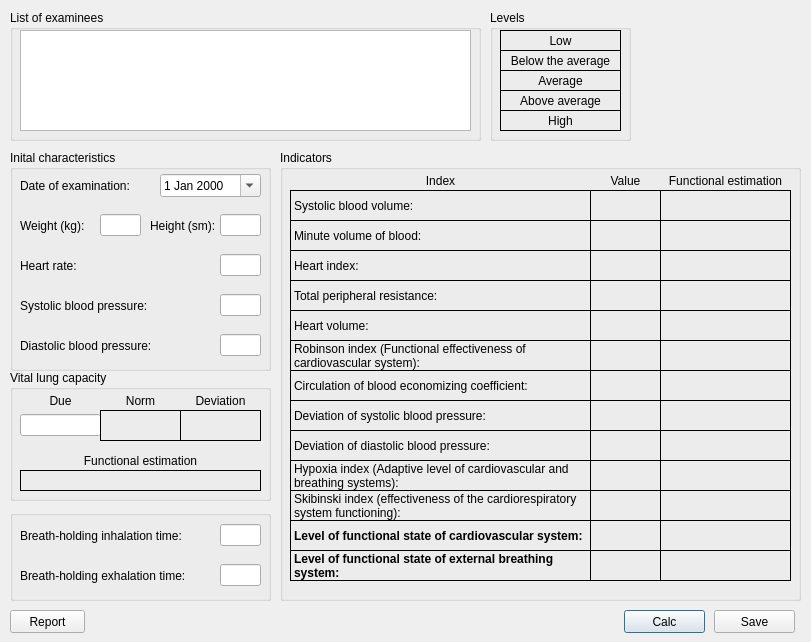
SeregaGomen/shvsm, file shvsm/shvsmintegralcreatedialog.ui: the form before one commit.
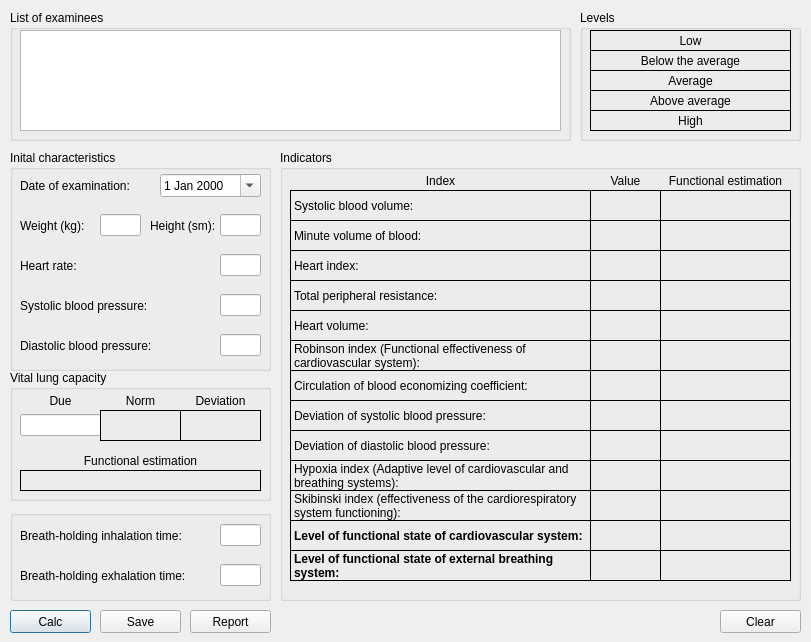
The form after the commit.

Diff of the .ui file:
```diff
--- a/shvsm/shvsmintegralcreatedialog.ui
+++ b/shvsm/shvsmintegralcreatedialog.ui
@@ -28,7 +28,7 @@
   <widget class="QPushButton" name="pbCalc">
    <property name="geometry">
     <rect>
-     <x>624</x>
+     <x>10</x>
      <y>610</y>
      <width>81</width>
      <height>23</height>
@@ -41,7 +41,7 @@
   <widget class="QPushButton" name="pbSave">
    <property name="geometry">
     <rect>
-     <x>714</x>
+     <x>100</x>
      <y>610</y>
      <width>81</width>
      <height>23</height>
@@ -56,7 +56,7 @@
     <rect>
      <x>10</x>
      <y>10</y>
-     <width>471</width>
+     <width>561</width>
      <height>131</height>
     </rect>
    </property>
@@ -68,7 +68,7 @@
      <rect>
       <x>10</x>
       <y>20</y>
-      <width>451</width>
+      <width>541</width>
       <height>101</height>
      </rect>
     </property>
@@ -82,9 +82,9 @@
   <widget class="QGroupBox" name="groupBox_9">
    <property name="geometry">
     <rect>
-     <x>490</x>
+     <x>580</x>
      <y>10</y>
-     <width>141</width>
+     <width>221</width>
      <height>131</height>
     </rect>
    </property>
@@ -99,7 +99,7 @@
      <rect>
       <x>10</x>
       <y>40</y>
-      <width>121</width>
+      <width>201</width>
       <height>21</height>
      </rect>
     </property>
@@ -124,7 +124,7 @@
      <rect>
       <x>10</x>
       <y>60</y>
-      <width>121</width>
+      <width>201</width>
       <height>21</height>
      </rect>
     </property>
@@ -149,7 +149,7 @@
      <rect>
       <x>10</x>
       <y>80</y>
-      <width>121</width>
+      <width>201</width>
       <height>21</height>
      </rect>
     </property>
@@ -174,7 +174,7 @@
      <rect>
       <x>10</x>
       <y>100</y>
-      <width>121</width>
+      <width>201</width>
       <height>21</height>
      </rect>
     </property>
@@ -199,7 +199,7 @@
      <rect>
       <x>10</x>
       <y>20</y>
-      <width>121</width>
+      <width>201</width>
       <height>21</height>
      </rect>
     </property>
@@ -1893,9 +1893,9 @@
   <widget class="QPushButton" name="pbPrint">
    <property name="geometry">
     <rect>
-     <x>10</x>
+     <x>190</x>
      <y>610</y>
-     <width>75</width>
+     <width>81</width>
      <height>23</height>
     </rect>
    </property>
@@ -1903,6 +1903,19 @@
     <string>Report</string>
    </property>
   </widget>
+  <widget class="QPushButton" name="pbClear">
+   <property name="geometry">
+    <rect>
+     <x>720</x>
+     <y>610</y>
+     <width>81</width>
+     <height>23</height>
+    </rect>
+   </property>
+   <property name="text">
+    <string>Clear</string>
+   </property>
+  </widget>
  </widget>
  <resources/>
  <connections>
```
Left out of the diff: 17 changed lines with no effect on the pictures.
